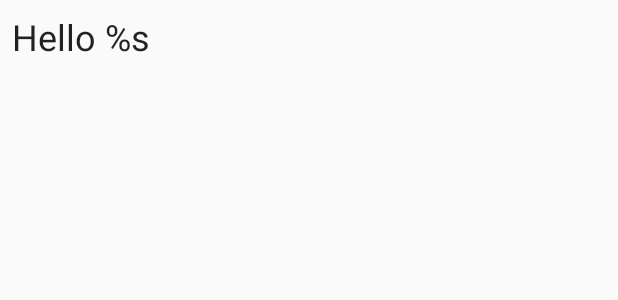
After one commit to DobaKung/mobilefinal, an Android app: the layout fragment_home.xml on its own in the app's theme, with its tools: preview values and no code run, on a phone screen of 412 x 824 dp. The commit adds this screen. Shown: the top 300 px of the screen. Run offline under Robolectric (Android 15) with nearby library versions, the phone set to English and light mode, and no system bars.

Commit message:
Init Home fragment layout

```diff
--- /dev/null
+++ b/app/src/main/res/layout/fragment_home.xml
@@ -0,0 +1,21 @@
+<?xml version="1.0" encoding="utf-8"?>
+<android.support.constraint.ConstraintLayout
+    xmlns:android="http://schemas.android.com/apk/res/android"
+    xmlns:app="http://schemas.android.com/apk/res-auto"
+    xmlns:tools="http://schemas.android.com/tools"
+    android:layout_width="match_parent"
+    android:layout_height="match_parent">
+
+    <TextView
+        android:id="@+id/home_hello"
+        android:layout_width="0dp"
+        android:layout_height="wrap_content"
+        android:layout_marginStart="8dp"
+        android:layout_marginTop="8dp"
+        android:layout_marginEnd="8dp"
+        android:text="@string/home_hello"
+        android:textAppearance="@style/TextAppearance.AppCompat.Headline"
+        app:layout_constraintEnd_toEndOf="parent"
+        app:layout_constraintStart_toStartOf="parent"
+        app:layout_constraintTop_toTopOf="parent" />
+</android.support.constraint.ConstraintLayout>
--- a/app/src/main/res/values/strings.xml
+++ b/app/src/main/res/values/strings.xml
@@ -13,4 +13,6 @@
     <string name="register_name_error">Name must contain one and only one space</string>
     <string name="register_age_error">Age must be between 10-80 inclusively</string>
     <string name="register_pwd_error">Password must be greater 6 characters in length</string>
+
+    <string name="home_hello">Hello %s</string>
 </resources>
```
